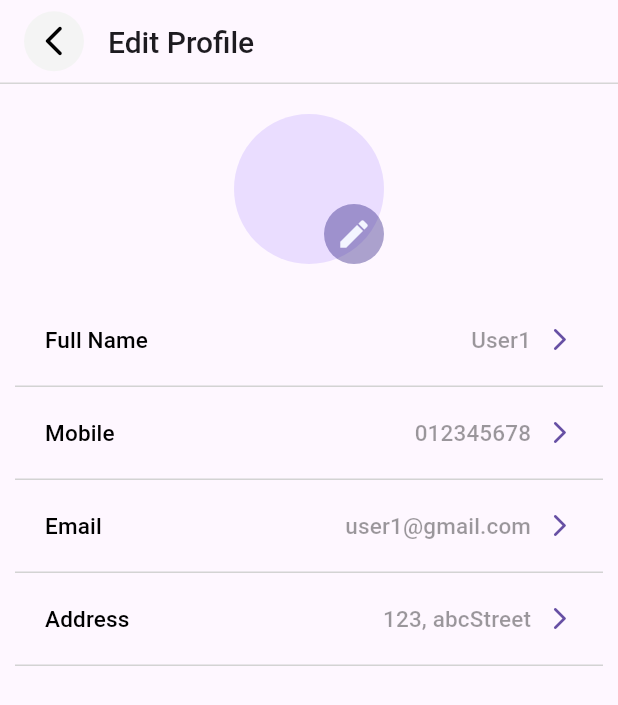
After one commit to TAN0816/MOBILE-APPLICATION-PROGRAMMING, a Flutter app: the screen it shows once a user with an empty profile is signed in, item 4 of the bottom bar chosen, after a tap on "Edit Profile", on a phone screen of 412 x 824 dp. The commit adds this screen. Shown: the top 705 px of the screen. Run offline on Flutter 3.47's test engine with Material 3 defaults, Android fonts, the phone set to English and light mode, and no system bars; our stand-ins replace firebase_auth, firebase_core, go_router, google_sign_in; accounts and stored records are empty.

Commit message:
add ui for edit profile

```diff
--- /dev/null
+++ b/devtools_options.yaml
@@ -0,0 +1 @@
+extensions:
--- a/lib/main.dart
+++ b/lib/main.dart
@@ -3,11 +3,10 @@ import 'package:secondhand_book_selling_platform/firebase_options.dart';
 import 'package:secondhand_book_selling_platform/screens/home_page.dart';
 import 'package:secondhand_book_selling_platform/screens/login_email_password_screen.dart';
 import 'package:secondhand_book_selling_platform/screens/login_screen.dart';
-import 'package:secondhand_book_selling_platform/screens/phone_screen.dart';
+import 'package:secondhand_book_selling_platform/screens/edit_profile.dart';
 import 'package:secondhand_book_selling_platform/screens/signup_email_password_screen.dart';
 import 'package:secondhand_book_selling_platform/services/firebase_auth_methods.dart';
 import 'package:firebase_core/firebase_core.dart';
-import 'package:flutter/foundation.dart';
 import 'package:flutter/material.dart';
 // import 'package:flutter_facebook_auth/flutter_facebook_auth.dart';
 import 'package:provider/provider.dart';
@@ -17,14 +16,6 @@ void main() async {
   await Firebase.initializeApp(
     options: DefaultFirebaseOptions.currentPlatform,
   );
-  // if (kIsWeb) {
-  //   FacebookAuth.i.webInitialize(
-  //     appId: "1129634001214960", // Replace with your app id
-  //     cookie: true,
-  //     xfbml: true,
-  //     version: "v12.0",
-  //   );
-  // }
   runApp(const MyApp());
 }
 
@@ -50,11 +41,10 @@ class MyApp extends StatelessWidget {
         ),
         home: const AuthWrapper(),
         routes: {
-          EmailPasswordSignup.routeName: (context) =>
-              const EmailPasswordSignup(),
+          EmailPasswordSignup.routeName: (context) => const EmailPasswordSignup(),
           EmailPasswordLogin.routeName: (context) => const EmailPasswordLogin(),
           Homepage.routeName: (context) => const Homepage(),
-
+          '/edit-profile':(context) => EditProfile(),
           // PhoneScreen.routeName: (context) => const PhoneScreen(),
         },
       ),
--- /dev/null
+++ b/lib/model/user.dart
@@ -0,0 +1,15 @@
+import 'package:flutter/material.dart';
+
+class UserData extends ChangeNotifier {
+  String _username = 'User Name';
+  String _email = 'exp@gmail.com';
+  String _phone = '012345678';
+  String _address = '123, abc street';
+
+  String get username => _username;
+
+  void setUsername(String newUsername) {
+    _username = newUsername;
+    notifyListeners(); // Notify listeners of state change
+  }
+}
--- /dev/null
+++ b/lib/screens/edit_profile.dart
@@ -0,0 +1,60 @@
+import 'dart:ui';
+
+import 'package:flutter/material.dart';
+import 'package:flutter/widgets.dart';
+import '../widgets/profile_edit_option.dart';
+import '../widgets/appbar_with_back.dart';
+
+class EditProfile extends StatefulWidget {
+  @override
+  State<EditProfile> createState() => _EditProfileState();
+}
+
+class _EditProfileState extends State<EditProfile> {
+  final onPressed = () => {};
+
+  @override
+  Widget build(BuildContext context) {
+    return Scaffold(
+      appBar: AppBarWithBackBtn(title: 'Edit Profile'),
+      body: Column(
+        children: [
+          Container(
+            alignment: Alignment.center,
+            padding: EdgeInsets.fromLTRB(0, 20, 0, 20),
+            child: GestureDetector(
+              onTap: () {
+                // upload profile
+                print('upload profile');
+              },
+              child: const Stack(
+                children: [
+                  CircleAvatar(
+                    radius: 50,
+                    // backgroundImage: AssetImage('assets/avatar.png'),
+                  ),
+                  Positioned(
+                      bottom: 0,
+                      right: 0,
+                      child: CircleAvatar(
+                        backgroundColor: Color.fromARGB(95, 30, 16, 121),
+                        radius: 20,
+                        child: Icon(
+                          Icons.edit,
+                          color: Color.fromARGB(255, 243, 245, 255),
+                          size: 24,
+                        ),
+                      )),
+                ],
+              ),
+            ),
+          ),
+          ProfileEditOption(title: 'Full Name', placeholder: 'User1'),
+          ProfileEditOption(title: 'Mobile', placeholder: '012345678'),
+          ProfileEditOption(title: 'Email', placeholder: 'user1@gmail.com'),
+          ProfileEditOption(title: 'Address', placeholder: '123, abcStreet'),
+        ],
+      ),
+    );
+  }
+}
--- a/lib/screens/home_page.dart
+++ b/lib/screens/home_page.dart
@@ -47,7 +47,7 @@ class _BottomNavBarState extends State<Homepage> {
     return Scaffold(
       bottomNavigationBar: BottomNavigationBar(
         type: BottomNavigationBarType.fixed,
-        items: <BottomNavigationBarItem>[
+        items: const <BottomNavigationBarItem>[
           BottomNavigationBarItem(
             icon: Icon(Icons.home),
             label: 'Home',
@@ -66,7 +66,7 @@ class _BottomNavBarState extends State<Homepage> {
           ),
         ],
         currentIndex: _selectedIndex,
-        selectedItemColor: Color(0xff4a56c1), // Selected item color
+        selectedItemColor: const Color(0xff4a56c1), // Selected item color
         unselectedItemColor: Colors.black, // Unselected item color
         onTap: _onItemTapped,
         backgroundColor: Colors.white, // Background color of the navigation bar
--- a/lib/screens/login_screen.dart
+++ b/lib/screens/login_screen.dart
@@ -29,9 +29,9 @@ class _MainScreenState extends State<MainScreen> {
               height: 275,
             ),
 
-            Text(
-              "Let’s get started!",
-              style: const TextStyle(
+            const Text(
+              "Let's get started!",
+              style: TextStyle(
                 fontFamily: "Inter",
                 fontSize: 22,
                 fontWeight: FontWeight.w700,
@@ -41,9 +41,9 @@ class _MainScreenState extends State<MainScreen> {
               textAlign: TextAlign.center,
             ),
 
-            Text(
+            const Text(
               "Login to enjoy the features\nwe’ve provided!",
-                style: const TextStyle(
+                style: TextStyle(
                 fontFamily: "Inter",
                 fontSize: 16,
                 fontWeight: FontWeight.w400,
@@ -52,7 +52,7 @@ class _MainScreenState extends State<MainScreen> {
               ),
               textAlign: TextAlign.center,
             ),
-            SizedBox(height: 30),
+            const SizedBox(height: 30),
 
            Column(
               children: [
@@ -72,7 +72,7 @@ class _MainScreenState extends State<MainScreen> {
                     textColor: Colors.white,
                   ),
                 ),
-                SizedBox(height: 20),
+                const SizedBox(height: 20),
                 // Add spacing between the buttons
                 Container(
                   width: 263,
--- a/lib/screens/me_screen.dart
+++ b/lib/screens/me_screen.dart
@@ -1,9 +1,10 @@
+// ignore_for_file: prefer_const_constructors
+
 import 'package:flutter/material.dart';
 import 'package:provider/provider.dart';
 import 'package:secondhand_book_selling_platform/services/firebase_auth_methods.dart';
 import 'package:secondhand_book_selling_platform/widgets/custom_button.dart';
 import 'package:secondhand_book_selling_platform/widgets/custom_textfield.dart';
-
 
 class MeScreen extends StatelessWidget {
   const MeScreen({Key? key}) : super(key: key);
@@ -12,44 +13,40 @@ class MeScreen extends StatelessWidget {
   Widget build(BuildContext context) {
     final user = context.read<FirebaseAuthMethods>().user;
     return Scaffold(
+      appBar: AppBar(
+        title: Text('Profile'),
+      ),
       body: Column(
-        children: [
-          if (!user.emailVerified && !user.isAnonymous)
-            CustomButton(
-              onTap: () {
-                context
-                    .read<FirebaseAuthMethods>()
-                    .sendEmailVerification(context);
-              },
-              text: 'Verify Email',
-            ),
-
-          // CustomButton(
-          //   onTap: () {
-          //     context.read<FirebaseAuthMethods>().deleteAccount(context);
-          //   },
-          //   text: 'Delete Account',
-          // ),
-
-          // Place the ElevatedButton at the top
+        children: <Widget>[
+          Row(
+            children: [
+              ElevatedButton(
+                  onPressed: () {
+                    Navigator.pushNamed(context, '/edit-profile');
+                  },
+                  child: Text('Edit Profile'))
+            ],
+          ),
           Padding(
-            padding: const EdgeInsets.only(top: 40.0), // Adjust top padding as needed
+            padding: const EdgeInsets.only(
+                top: 40.0), // Adjust top padding as needed
             child: ElevatedButton(
               onPressed: () {
                 context.read<FirebaseAuthMethods>().signOut(context);
               },
               style: ButtonStyle(
-                backgroundColor: MaterialStateProperty.all<Color>(Color(0xff4a56c1)),
+                backgroundColor:
+                    MaterialStateProperty.all<Color>(const Color(0xff4a56c1)),
                 shape: MaterialStateProperty.all<OutlinedBorder>(
                   RoundedRectangleBorder(
                     borderRadius: BorderRadius.circular(32),
                   ),
                 ),
                 fixedSize: MaterialStateProperty.all<Size>(
-                  Size(280, 55), // Set your desired width and height here
+                  const Size(280, 55), // Set your desired width and height here
                 ),
               ),
-              child: Text(
+              child: const Text(
                 'Sign Out',
                 style: TextStyle(
                   color: Colors.white,
--- /dev/null
+++ b/lib/widgets/appbar_with_back.dart
@@ -0,0 +1,43 @@
+import 'package:flutter/material.dart';
+
+class AppBarWithBackBtn extends StatelessWidget implements PreferredSizeWidget {
+  final String title;
+  const AppBarWithBackBtn({super.key, required this.title});
+
+  @override
+  Widget build(BuildContext context) {
+    return AppBar(
+      leading: Padding(
+        padding: const EdgeInsets.only(left: 16.0),
+        child: CircleAvatar(
+          radius: 30,
+          backgroundColor: const Color.fromARGB(244, 244, 244, 244),
+          child: IconButton(
+            icon: const Icon(
+              Icons.arrow_back_ios_new_rounded,
+              color: Colors.black,
+            ),
+            onPressed: () => Navigator.of(context).pop(),
+          ),
+        ),
+      ),
+      title: Text(
+        title,
+        style: const TextStyle(
+          fontSize: 20,
+          fontWeight: FontWeight.w500, // Set the font weight to bold
+        ),
+      ),
+      bottom: PreferredSize(
+        preferredSize: const Size.fromHeight(1.0),
+        child: Container(
+          color: const Color.fromARGB(255, 214, 214, 214),
+          height: 1.0,
+        ),
+      ),
+    );
+  }
+
+  @override
+  Size get preferredSize => const Size.fromHeight(kToolbarHeight);
+}
--- /dev/null
+++ b/lib/widgets/profile_edit_option.dart
@@ -0,0 +1,170 @@
+import 'package:flutter/material.dart';
+
+class ProfileEditOption extends StatefulWidget {
+  final String title;
+  String placeholder;
+
+  ProfileEditOption({
+    super.key,
+    required this.title,
+    required this.placeholder,
+  });
+
+  @override
+  _ProfileEditOptionState createState() => _ProfileEditOptionState();
+}
+
+class _ProfileEditOptionState extends State<ProfileEditOption> {
+  void _showModalBottomSheet(BuildContext context) {
+    final GlobalKey<FormState> _profileFormKey = GlobalKey<FormState>();
+    final TextEditingController _textEditingController =
+        TextEditingController(text: widget.placeholder);
+
+    showModalBottomSheet(
+      context: context,
+      isScrollControlled: true,
+      builder: (BuildContext context) {
+        return SingleChildScrollView(
+          padding: EdgeInsets.only(
+            bottom: MediaQuery.of(context).viewInsets.bottom,
+          ),
+          child: Padding(
+            padding: EdgeInsets.all(16.0),
+            child: Form(
+              key: _profileFormKey,
+              child: Column(
+                crossAxisAlignment: CrossAxisAlignment.stretch,
+                mainAxisSize: MainAxisSize.min,
+                children: [
+                  Container(
+                    padding: const EdgeInsets.all(5),
+                    child: Stack(
+                      children: [
+                        Positioned(
+                          top: 0,
+                          right: 0,
+                          child: IconButton(
+                            icon: const Icon(Icons.close_rounded),
+                            onPressed: () => Navigator.of(context).pop(),
+                            color: Colors.black,
+                          ),
+                        ),
+                        Center(
+                          child: Text(
+                            'Change ${widget.title}',
+                            textAlign: TextAlign.center,
+                            style: const TextStyle(
+                              fontWeight: FontWeight.bold,
+                              fontSize: 20,
+                              height: 2.4,
+                            ),
+                          ),
+                        ),
+                      ],
+                    ),
+                  ),
+                  TextFormField(
+                    controller: _textEditingController,
+                    decoration: InputDecoration(
+                      labelText: 'Enter ${widget.title}: ',
+                      labelStyle: const TextStyle(
+                        fontSize: 20,
+                        color: Colors.black,
+                      ),
+                      floatingLabelBehavior: FloatingLabelBehavior.always,
+                    ),
+                    validator: (value) {
+                      if (value == null || value.isEmpty) {
+                        return 'Please enter some text';
+                      }
+                      return null;
+                    },
+                  ),
+                  SizedBox(height: 30.0),
+                  TextButton(
+                    style: TextButton.styleFrom(
+                      backgroundColor: const Color(0xff4a56c1),
+                    ),
+                    onPressed: () {
+                      if (_profileFormKey.currentState!.validate()) {
+                        String inputText = _textEditingController.text;
+                        // Handle submit action here
+                        print('Submitted: $inputText');
+                        updatePlaceholder('$inputText');
+                        Navigator.of(context).pop(); // Close bottom sheet
+                      }
+                    },
+                    child: const Text(
+                      'Confirm',
+                      style: TextStyle(
+                        color: Colors.white,
+                      ),
+                    ),
+                  ),
+                ],
+              ),
+            ),
+          ),
+        );
+      },
+    );
+  }
+
+  @override
+  Widget build(BuildContext context) {
+    return TextButton(
+        style: TextButton.styleFrom(
+          padding: EdgeInsets.zero,
+          shape: const RoundedRectangleBorder(
+            borderRadius: BorderRadius.zero,
+          ),
+        ),
+        onPressed: () => {_showModalBottomSheet(context)},
+        child: Container(
+          margin: const EdgeInsets.fromLTRB(10, 0, 10, 0),
+          padding: const EdgeInsets.fromLTRB(20.0, 20, 20.0, 20.0),
+          decoration: const BoxDecoration(
+            border: Border(
+              bottom: BorderSide(
+                width: 1,
+                color: Color.fromARGB(255, 211, 211, 211),
+              ),
+            ),
+          ),
+          child: Row(
+            mainAxisAlignment: MainAxisAlignment.spaceBetween,
+            children: [
+              Text(
+                widget.title,
+                style: const TextStyle(
+                  color: Colors.black,
+                  fontSize: 15,
+                ),
+              ),
+              Row(
+                children: [
+                  Text(
+                    widget.placeholder,
+                    style: const TextStyle(
+                      color: Color.fromARGB(100, 0, 0, 0),
+                      fontSize: 15,
+                      fontWeight: FontWeight.w500,
+                      overflow: TextOverflow.ellipsis,
+                    ),
+                  ),
+                  const SizedBox(width: 10),
+                  const Icon(Icons.arrow_forward_ios_rounded),
+                ],
+              ),
+            ],
+          ),
+        ));
+  }
+
+  // Method to update the placeholder text
+  void updatePlaceholder(String newPlaceholder) {
+    setState(() {
+      widget.placeholder = newPlaceholder;
+    });
+  }
+}
--- a/pubspec.yaml
+++ b/pubspec.yaml
@@ -12,6 +12,7 @@ dependencies:
   flutter:
     sdk: flutter
   flutter_facebook_auth: ^6.2.0
+  go_router: ^13.2.3
   google_sign_in: ^6.2.1
   provider: ^6.1.2
 
```
Also changed, not shown: lib/auth_service.dart (deleted, +0 -49 lines), lib/home_page.dart (deleted, +0 -22 lines), lib/login.dart (deleted, +0 -89 lines), lib/routes/app_routes.dart (added, +45 -0 lines), lib/screens/login_email_password_screen.dart (+25 -28 lines), lib/screens/phone_screen.dart (deleted, +0 -46 lines), pubspec.lock.
